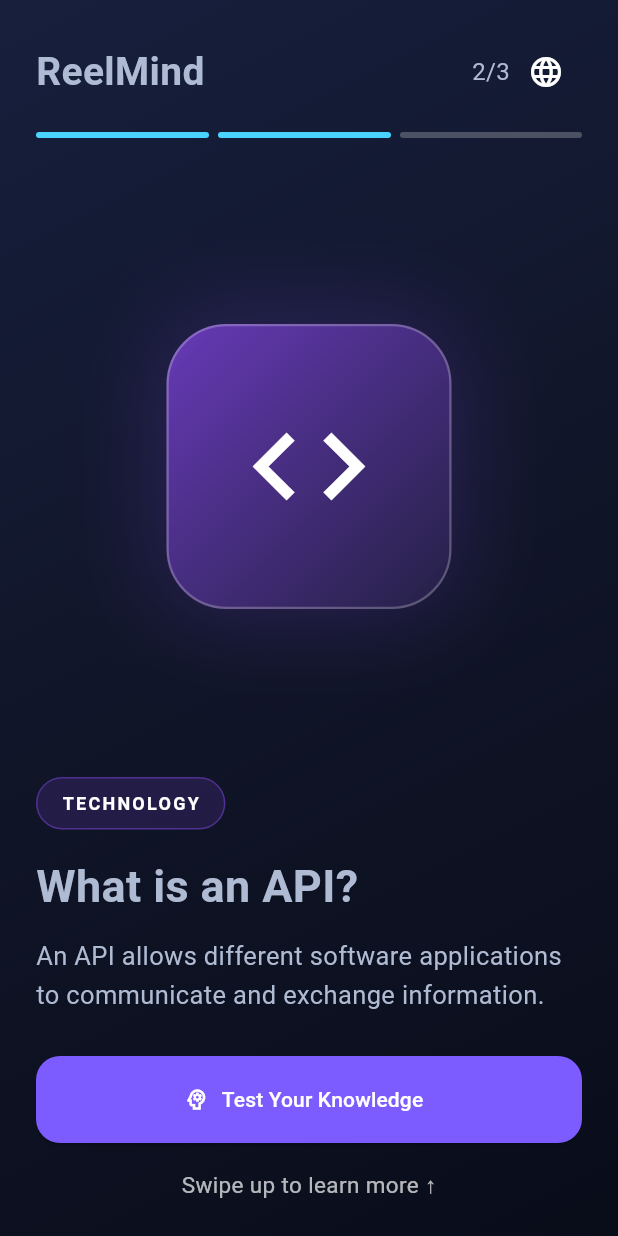
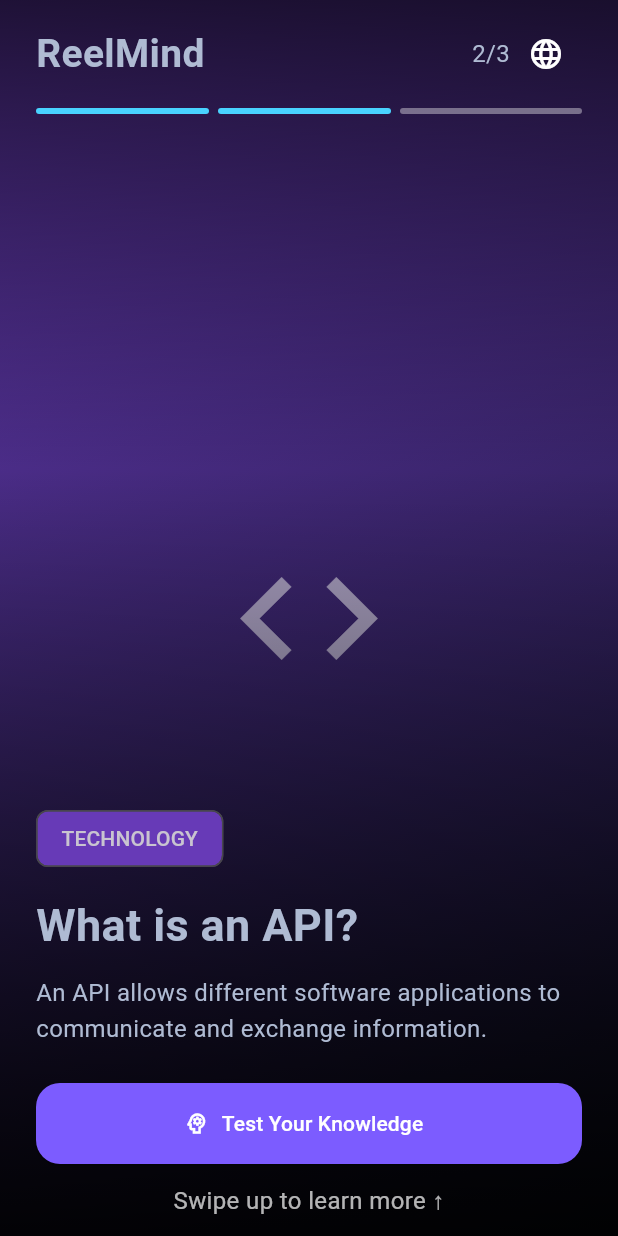
Before and after one commit to SweetRomeo/ReelMind, a Flutter app: the screen it shows after launch, swiped to page 2, on a phone screen of 412 x 824 dp. Run offline on Flutter 3.47's test engine with Material 3 defaults, Android fonts, the phone set to English and light mode, and no system bars; our stand-ins replace video_player; network calls fail.

Commit message:
fix: improve video controls and prevent small screen overflow

```diff
--- a/lib/main.dart
+++ b/lib/main.dart
@@ -137,49 +137,72 @@ class LearningReelCard extends StatelessWidget {
   @override
   Widget build(BuildContext context) {
     final l10n = AppLocalizations.of(context)!;
+    final isCompact = MediaQuery.sizeOf(context).height < 650;
 
-    final screenHeight = MediaQuery.of(context).size.height;
-    final isCompact = screenHeight < 650;
-
-    final horizontalPadding = isCompact ? 16.0 : 24.0;
-    final logoFontSize = isCompact ? 22.0 : 26.0;
-    final heroCardWidth = isCompact ? 150.0 : 190.0;
-    final heroCardHeight = isCompact ? 110.0 : 190.0;
-    final heroIconSize = isCompact ? 70.0 : 90.0;
-
-    final titleFontSize = isCompact ? 28.0 : 30.0;
-    final descriptionFontSize = isCompact ? 14.0 : 17.0;
-    final buttonHeight = isCompact ? 50.0 : 58.0;
-
-    final gapSmall = isCompact ? 8.0 : 12.0;
-    final gapMedium = isCompact ? 12.0 : 16.0;
-    final gapLarge = isCompact ? 20.0 : 28.0;
-
-    return Container(
-      decoration: const BoxDecoration(
+    return Stack(
+      fit: StackFit.expand,
+      children: [
+        // Full-screen video or placeholder.
+        if (index == 0)
+          const ReelVideoPlayer(
+            videoUrl: 'https://flutter.github.io/assets-for-api-docs/assets/videos/bee.mp4',
+          )
+        else
+          Container(
+            decoration: BoxDecoration(
               gradient: LinearGradient(
                 begin: Alignment.topLeft,
                 end: Alignment.bottomRight,
-          colors: [Color(0xFF171F3D), Color(0xFF101528), Color(0xFF090D1A)],
+                colors: [reel.color, const Color(0xFF090D1A)],
+              ),
+            ),
+            child: Center(
+              child: Icon(reel.icon, size: 110, color: Colors.white54),
             ),
           ),
 
-      child: SafeArea(
+        // Gradient to keep text readable.
+        const IgnorePointer(
+          child: DecoratedBox(
+            decoration: BoxDecoration(
+              gradient: LinearGradient(
+                begin: Alignment.topCenter,
+                end: Alignment.bottomCenter,
+                stops: [0.0, 0.38, 1.0],
+                colors: [
+                  Color(0xB3000000),
+                  Colors.transparent,
+                  Color(0xE6000000),
+                ],
+              ),
+            ),
+          ),
+        ),
+
+        // Overlay content.
+        SafeArea(
           child: Padding(
-          padding: EdgeInsets.all(horizontalPadding),
+            padding: EdgeInsets.symmetric(
+              horizontal: isCompact ? 16 : 24,
+              vertical: 12,
+            ),
             child: Column(
               crossAxisAlignment: CrossAxisAlignment.start,
               children: [
                 Row(
                   children: [
-                  Text(
+                    Expanded(
+                      child: Text(
                         'ReelMind',
+                        maxLines: 1,
+                        overflow: TextOverflow.ellipsis,
                         style: TextStyle(
-                      fontSize: logoFontSize,
+                          fontSize: isCompact ? 20 : 26,
                           fontWeight: FontWeight.bold,
                         ),
                       ),
-                  const Spacer(),
+                    ),
+                    const SizedBox(width: 8),
                     Text('${index + 1}/$total'),
                     PopupMenuButton<String>(
                       key: const Key('language-menu'),
@@ -196,117 +219,82 @@ class LearningReelCard extends StatelessWidget {
                           child: Text(l10n.systemLanguage),
                         ),
                         const PopupMenuItem(value: 'tr', child: Text('Türkçe')),
-                      const PopupMenuItem(value: 'en', child: Text('English')),
+                        const PopupMenuItem(
+                          value: 'en',
+                          child: Text('English'),
+                        ),
                       ],
                     ),
                   ],
                 ),
 
-              const SizedBox(height: 16),
+                const SizedBox(height: 12),
 
                 Row(
                   children: List.generate(total, (step) {
-                  final isCompleted = step <= index;
-
                     return Expanded(
                       child: Container(
                         height: 4,
-                      margin: EdgeInsets.only(right: step == total - 1 ? 0 : 6),
+                        margin: EdgeInsets.only(
+                          right: step == total - 1 ? 0 : 6,
+                        ),
                         decoration: BoxDecoration(
-                        color: isCompleted ? AppColors.accent : Colors.white24,
-                        borderRadius: BorderRadius.circular(100),
+                          color: step <= index
+                              ? AppColors.accent
+                              : Colors.white38,
+                          borderRadius: BorderRadius.circular(20),
                         ),
                       ),
                     );
                   }),
                 ),
 
+                Expanded(
+                  child: Align(
+                    alignment: Alignment.bottomLeft,
+                    child: SingleChildScrollView(
+                      child: Column(
+                        crossAxisAlignment: CrossAxisAlignment.start,
+                        mainAxisSize: MainAxisSize.min,
+                        children: [
+                          Chip(
+                            label: Text(reel.category),
+                            backgroundColor: reel.color,
+                          ),
+
                           const SizedBox(height: 12),
 
-              Expanded(
-                child: Center(
-                  child: Container(
-                    width: heroCardWidth,
-                    height: heroCardHeight,
-                    decoration: BoxDecoration(
-                      borderRadius: BorderRadius.circular(40),
-                      gradient: LinearGradient(
-                        begin: Alignment.topLeft,
-                        end: Alignment.bottomRight,
-                        colors: [reel.color, const Color(0xFF242044)],
-                      ),
-                      border: Border.all(color: Colors.white24, width: 1.5),
-                      boxShadow: [
-                        BoxShadow(
-                          color: reel.color.withValues(alpha: 0.3),
-                          blurRadius: 55,
-                          spreadRadius: 5,
-                        ),
-                      ],
-                    ),
-                    child: index == 0
-                        ? const ClipRRect(
-                            borderRadius: BorderRadius.all(Radius.circular(40)),
-                            child: ReelVideoPlayer(
-                              videoUrl: 'https://flutter.github.io/assets-for-api-docs/assets/videos/bee.mp4',
-                            ),
-                          )
-                        : Center(
-                            child: Icon(
-                              reel.icon,
-                              size: heroIconSize,
-                              color: Colors.white,
-                            ),
-                          ),
-                  ),
+                          Text(
+                            reel.title,
+                            style: TextStyle(
+                              fontSize: isCompact ? 26 : 30,
+                              fontWeight: FontWeight.bold,
                             ),
                           ),
 
-              Container(
-                padding: const EdgeInsets.symmetric(
-                  horizontal: 16,
-                  vertical: 8,
-                ),
-                decoration: BoxDecoration(
-                  color: reel.color.withValues(alpha: 0.22),
-                  borderRadius: BorderRadius.circular(24),
-                  border: Border.all(color: reel.color.withValues(alpha: 0.65)),
-                ),
-                child: Text(
-                  reel.category,
-                  style: const TextStyle(
-                    color: Colors.white,
-                    fontSize: 12,
-                    fontWeight: FontWeight.bold,
-                    letterSpacing: 1.5,
-                  ),
+                          const SizedBox(height: 12),
+
+                          Text(
+                            reel.description,
+                            style: TextStyle(
+                              fontSize: isCompact ? 14 : 16,
+                              height: 1.5,
                             ),
                           ),
 
-              SizedBox(height: gapMedium),
-              Text(
-                reel.title,
-                style: TextStyle(
-                  fontSize: titleFontSize,
-                  fontWeight: FontWeight.bold,
-                ),
-              ),
-              SizedBox(height: gapSmall),
-              Text(
-                reel.description,
-                style: TextStyle(fontSize: descriptionFontSize, height: 1.5),
-              ),
-              SizedBox(height: gapLarge),
+                          const SizedBox(height: 24),
+
                           SizedBox(
                             width: double.infinity,
-                height: buttonHeight,
+                            height: 54,
                             child: ElevatedButton.icon(
                               onPressed: () {
                                 final question = quizForReel(index, l10n);
 
                                 Navigator.of(context).push(
                                   MaterialPageRoute(
-                        builder: (context) => QuizScreen(question: question),
+                                    builder: (context) =>
+                                        QuizScreen(question: question),
                                   ),
                                 );
                               },
@@ -314,13 +302,17 @@ class LearningReelCard extends StatelessWidget {
                               label: Text(l10n.testKnowledge),
                             ),
                           ),
-              const SizedBox(height: 16),
+
+                          const SizedBox(height: 12),
+
                           Center(
                             child: Text(
                               l10n.swipeHint,
-                  style: TextStyle(
-                    color: Colors.white70,
-                    fontSize: isCompact ? 13 : 15,
+                              style: const TextStyle(color: Colors.white70),
+                            ),
+                          ),
+                        ],
+                      ),
                     ),
                   ),
                 ),
@@ -328,6 +320,7 @@ class LearningReelCard extends StatelessWidget {
             ),
           ),
         ),
+      ],
     );
   }
 }
--- a/lib/widgets/reel_video_player.dart
+++ b/lib/widgets/reel_video_player.dart
@@ -106,11 +106,14 @@ class _ReelVideoPlayerState extends State<ReelVideoPlayer> {
           ),
         ),
         Positioned(
-          bottom: 4,
-          left: 4,
-          right: 4,
-          child: Row(
-            mainAxisAlignment: MainAxisAlignment.spaceBetween,
+          top: 112,
+          right: 16,
+          child: Container(
+            decoration: BoxDecoration(
+              color: Colors.black54,
+              borderRadius: BorderRadius.circular(24),
+            ),
+            child: Column(
               children: [
                 IconButton(
                   tooltip: 'Play or pause',
@@ -133,6 +136,7 @@ class _ReelVideoPlayerState extends State<ReelVideoPlayer> {
               ],
             ),
           ),
+        ),
       ],
     );
   }
```
Also changed, not shown: 1 other file. Lines whose indentation alone changed are shown as unchanged.
